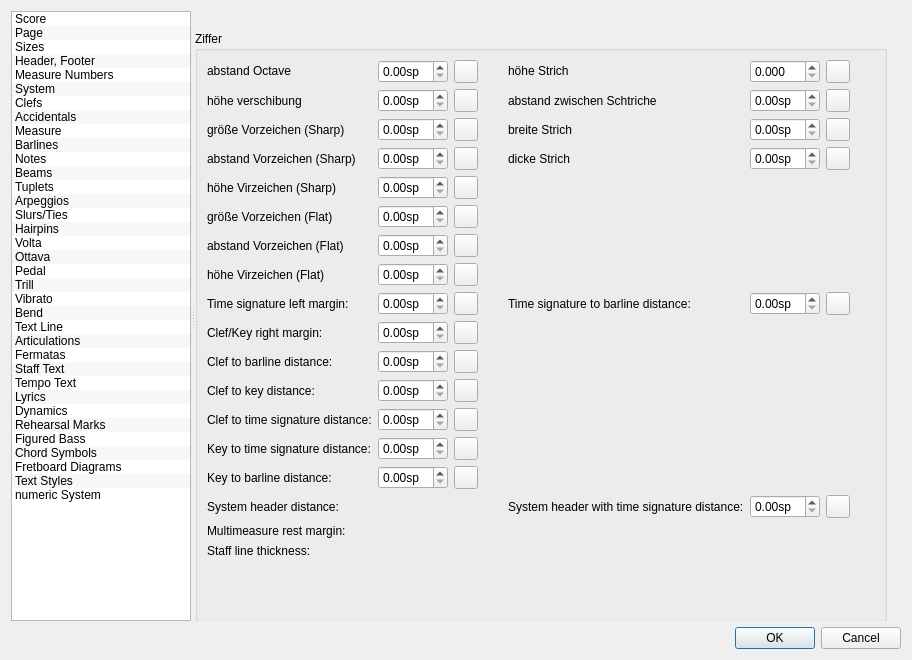
Above: mscore/editstyle.ui from hbb15/MuseScore before the change. Below: the same form after it.
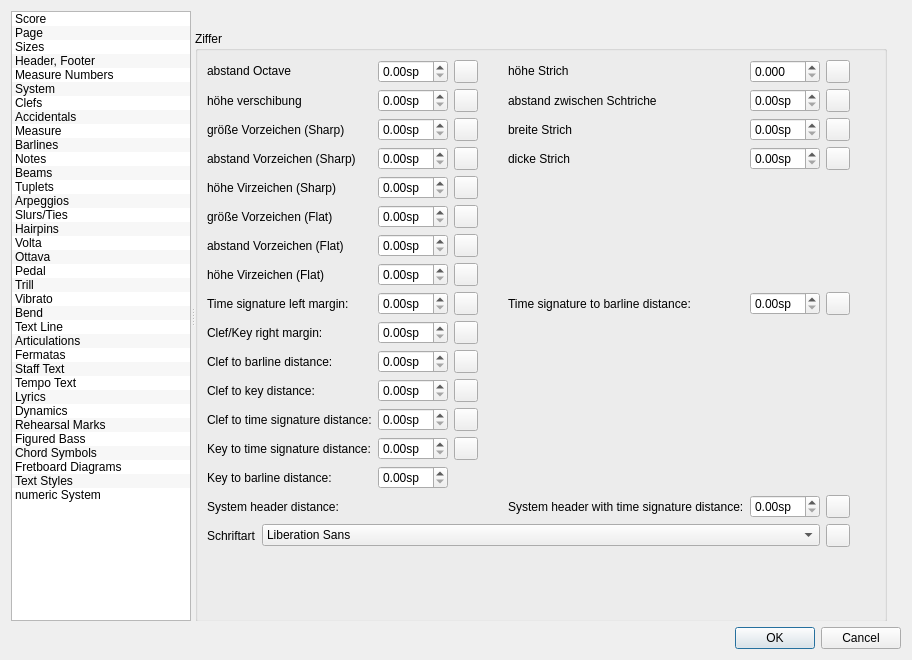
That is the form after the change. Icons and pictures are not drawn. Custom widgets are drawn as their Qt base class.

Commit message: numeric schriftart Style eingefügt

```diff
--- a/mscore/editstyle.ui
+++ b/mscore/editstyle.ui
@@ -11027,7 +11027,7 @@
          <string>Ziffer</string>
         </property>
         <layout class="QGridLayout" name="gridLayout_38">
-         <item row="1" column="0">
+         <item row="6" column="0">
           <spacer name="verticalSpacer_33">
            <property name="orientation">
             <enum>Qt::Vertical</enum>
@@ -11040,6 +11040,53 @@
            </property>
           </spacer>
          </item>
+         <item row="2" column="0" rowspan="3">
+          <layout class="QGridLayout" name="gridLayout_43">
+           <property name="leftMargin">
+            <number>0</number>
+           </property>
+           <item row="0" column="0">
+            <widget class="QLabel" name="label_171">
+             <property name="text">
+              <string>Schriftart</string>
+             </property>
+             <property name="buddy">
+              <cstring>multiMeasureRestMargin</cstring>
+             </property>
+            </widget>
+           </item>
+           <item row="0" column="2">
+            <widget class="QToolButton" name="resetnumericFont">
+             <property name="toolTip">
+              <string>Reset to default</string>
+             </property>
+             <property name="accessibleName">
+              <string>Reset 'Key to barline distance' value</string>
+             </property>
+             <property name="text">
+              <string notr="true"/>
+             </property>
+             <property name="icon">
+              <iconset resource="musescore.qrc">
+               <normaloff>:/data/icons/edit-reset.svg</normaloff>:/data/icons/edit-reset.svg</iconset>
+             </property>
+            </widget>
+           </item>
+           <item row="0" column="1">
+            <widget class="QFontComboBox" name="numericFont">
+             <property name="sizePolicy">
+              <sizepolicy hsizetype="Expanding" vsizetype="Fixed">
+               <horstretch>0</horstretch>
+               <verstretch>0</verstretch>
+              </sizepolicy>
+             </property>
+             <property name="editable">
+              <bool>false</bool>
+             </property>
+            </widget>
+           </item>
+          </layout>
+         </item>
          <item row="0" column="1">
           <spacer name="horizontalSpacer_32">
            <property name="orientation">
@@ -11058,16 +11105,6 @@
          </item>
          <item row="0" column="0">
           <layout class="QGridLayout" name="gridLayout_100">
-           <item row="18" column="0">
-            <widget class="QLabel" name="label_171">
-             <property name="text">
-              <string>Multimeasure rest margin:</string>
-             </property>
-             <property name="buddy">
-              <cstring>multiMeasureRestMargin</cstring>
-             </property>
-            </widget>
-           </item>
            <item row="10" column="0">
             <widget class="QLabel" name="label_174">
              <property name="sizePolicy">
@@ -11135,25 +11172,6 @@
              </property>
             </widget>
            </item>
-           <item row="19" column="0">
-            <widget class="QLabel" name="label_17">
-             <property name="sizePolicy">
-              <sizepolicy hsizetype="Expanding" vsizetype="Preferred">
-               <horstretch>0</horstretch>
-               <verstretch>0</verstretch>
-              </sizepolicy>
-             </property>
-             <property name="text">
-              <string>Staff line thickness:</string>
-             </property>
-             <property name="wordWrap">
-              <bool>false</bool>
-             </property>
-             <property name="buddy">
-              <cstring>staffLineWidth</cstring>
-             </property>
-            </widget>
-           </item>
            <item row="3" column="4">
             <widget class="QLabel" name="label_216">
              <property name="text">
@@ -11204,23 +11222,6 @@
              </property>
             </widget>
            </item>
-           <item row="16" column="2">
-            <widget class="QToolButton" name="resetKeyBarlineDistance_2">
-             <property name="toolTip">
-              <string>Reset to default</string>
-             </property>
-             <property name="accessibleName">
-              <string>Reset 'Key to barline distance' value</string>
-             </property>
-             <property name="text">
-              <string notr="true"/>
-             </property>
-             <property name="icon">
-              <iconset resource="musescore.qrc">
-               <normaloff>:/data/icons/edit-reset.svg</normaloff>:/data/icons/edit-reset.svg</iconset>
-             </property>
-            </widget>
-           </item>
            <item row="17" column="6">
             <widget class="QToolButton" name="resetSystemHeaderTimeSigDistance_2">
              <property name="toolTip">
```
Left out of the diff: 26 changed lines with no effect on the pictures. The commit also changes 4 other files.
